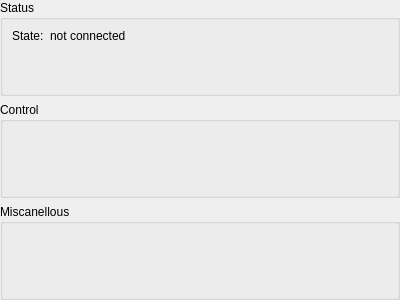
Qt form ambilight-gui/controlwidget.ui (enra64/PalliLux) before a commit.
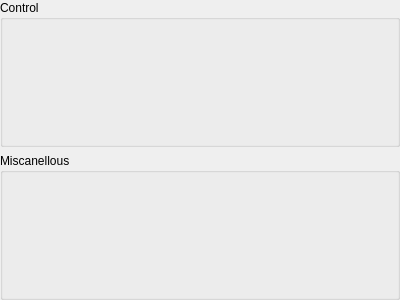
The same form after that commit.

Diff of the .ui file:
```diff
--- a/ambilight-gui/controlwidget.ui
+++ b/ambilight-gui/controlwidget.ui
@@ -26,29 +26,6 @@
    <property name="bottomMargin">
     <number>0</number>
    </property>
-   <item>
-    <widget class="QGroupBox" name="stateGroupBox">
-     <property name="title">
-      <string>Status</string>
-     </property>
-     <layout class="QFormLayout" name="stateLayout">
-      <item row="0" column="0">
-       <widget class="QLabel" name="stateLabel">
-        <property name="text">
-         <string>State:</string>
-        </property>
-       </widget>
-      </item>
-      <item row="0" column="1">
-       <widget class="QLabel" name="stateState">
-        <property name="text">
-         <string>not connected</string>
-        </property>
-       </widget>
-      </item>
-     </layout>
-    </widget>
-   </item>
    <item>
     <widget class="QGroupBox" name="controlGroupBox">
      <property name="title">
```
